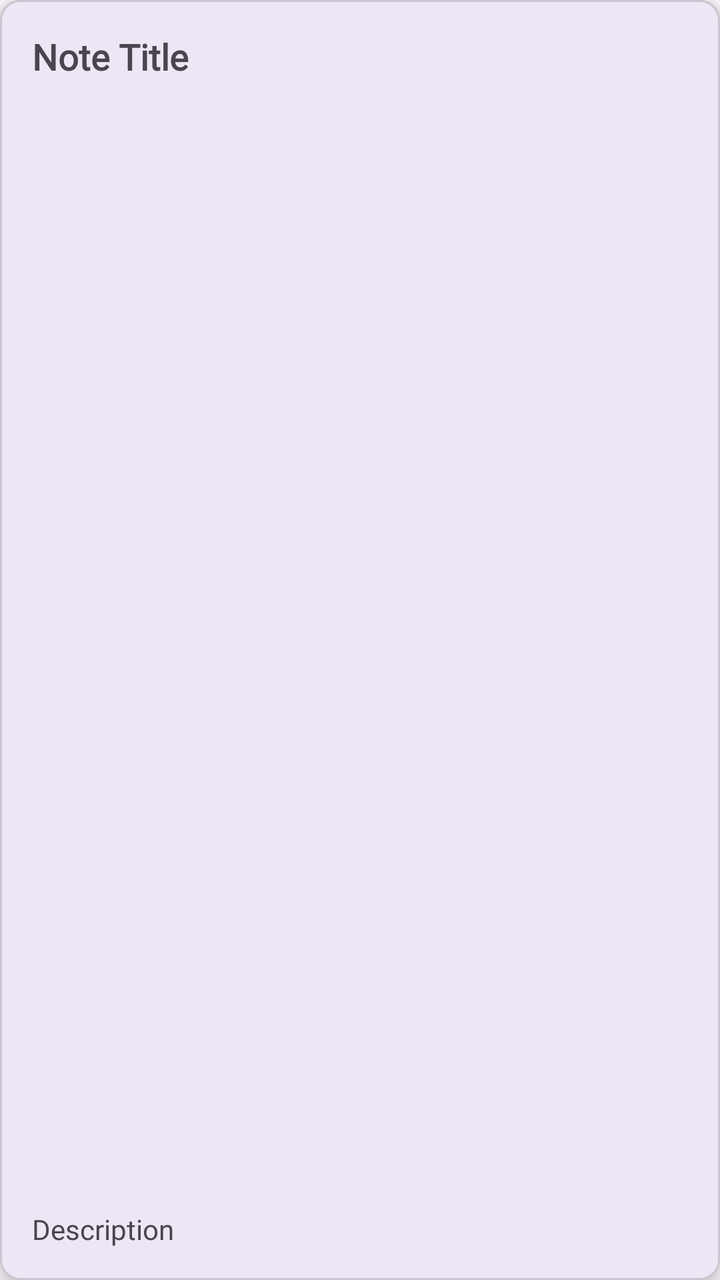
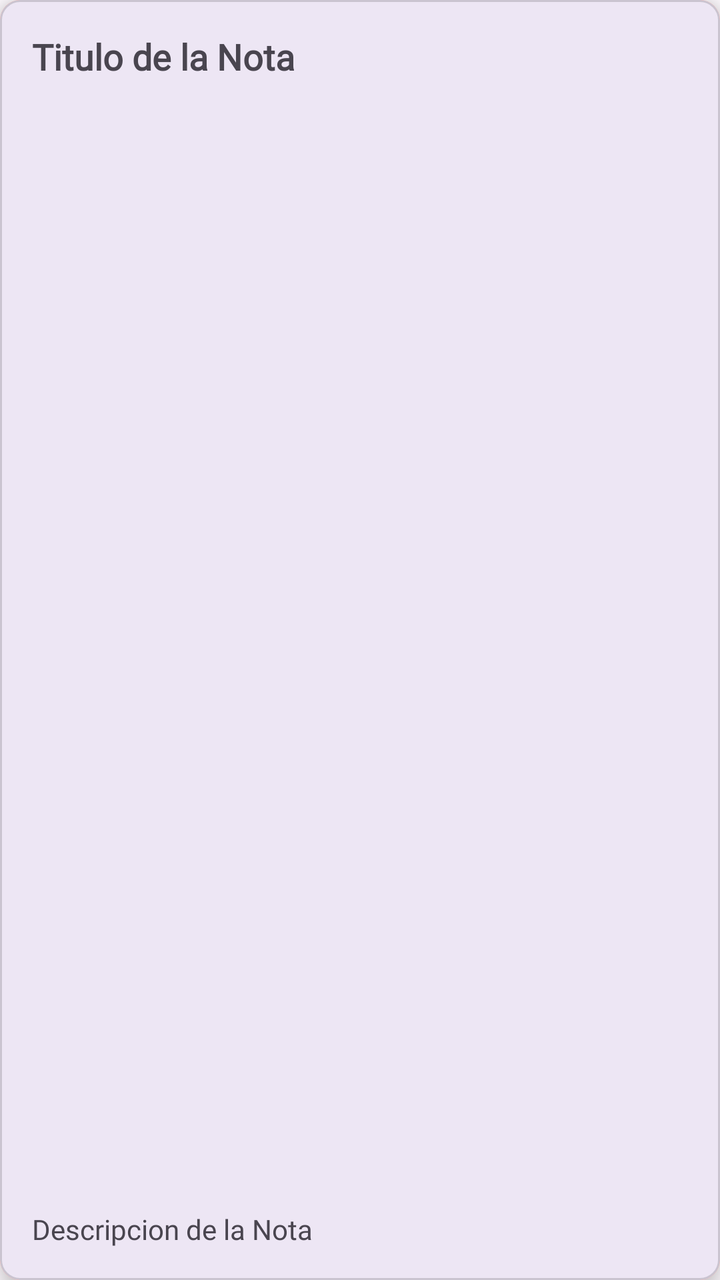

Screens rendered from an Android XML layout before and after an edit, with the pre-edit source and the edit as a unified diff.
<!-- AndroidManifest.xml: application theme AppTheme -->
<!-- res/layout/item_notes.xml -->
<?xml version="1.0" encoding="utf-8"?>
<layout
    xmlns:android="http://schemas.android.com/apk/res/android"
    xmlns:app="http://schemas.android.com/apk/res-auto">
    <com.google.android.material.card.MaterialCardView
        android:layout_width="match_parent"
        android:layout_height="wrap_content"
        android:layout_margin="8dp"
        app:cardElevation="8dp"
        app:cardCornerRadius="10dp">
        <LinearLayout
            android:layout_width="match_parent"
            android:layout_height="match_parent"
            android:orientation="vertical"
            android:background="@drawable/pink_border"
            android:padding="16dp">

            <TextView
                android:id="@+id/noteTitle"
                android:layout_width="match_parent"
                android:layout_height="0dp"
                android:layout_weight="200"

                android:fontFamily="@font/poppins"
                android:text="Note Title"
                android:textSize="18sp"
                android:textStyle="bold" />
            <TextView
                android:layout_width="match_parent"
                android:layout_height="wrap_content"
                android:id="@+id/noteDesc"
                android:layout_marginTop="8dp"
                android:maxHeight="170dp"
                android:text="Description"
                android:textSize="14sp"
                android:fontFamily="@font/poppins"
                />
        </LinearLayout>
    </com.google.android.material.card.MaterialCardView>
</layout>
<!-- resources referenced by this layout -->
<resources>
  <!-- drawable pink_border (drawable) -->
  <?xml version="1.0" encoding="utf-8"?>
  <shape xmlns:android="http://schemas.android.com/apk/res/android"
      android:shape="rectangle">
  
      <stroke
          android:width="1dp"
          android:color="@color/md_theme_dark_error"/>
  
      <corners
          android:radius="8dp"/>
  
  </shape>
  <color name="md_theme_dark_error">#FFB4AB</color>
  <color name="md_theme_light_primary">#6650A4</color>
  <color name="md_theme_light_onPrimary">#FFFFFF</color>
  <color name="md_theme_light_primaryContainer">#E8DDFF</color>
  <color name="md_theme_light_onPrimaryContainer">#21005E</color>
  <color name="md_theme_light_secondary">#815500</color>
  <color name="md_theme_light_onSecondary">#FFFFFF</color>
  <color name="md_theme_light_secondaryContainer">#FFDDB2</color>
  <color name="md_theme_light_onSecondaryContainer">#291800</color>
  <color name="md_theme_light_tertiary">#126D34</color>
  <color name="md_theme_light_onTertiary">#FFFFFF</color>
  <color name="md_theme_light_tertiaryContainer">#A0F6AE</color>
  <color name="md_theme_light_onTertiaryContainer">#00210A</color>
  <color name="md_theme_light_error">#BA1A1A</color>
  <color name="md_theme_light_errorContainer">#FFDAD6</color>
  <color name="md_theme_light_onError">#FFFFFF</color>
  <color name="md_theme_light_onErrorContainer">#410002</color>
  <color name="md_theme_light_background">#FFFBFF</color>
  <color name="md_theme_light_onBackground">#211B00</color>
  <color name="md_theme_light_surface">#FFFBFF</color>
  <color name="md_theme_light_onSurface">#211B00</color>
  <color name="md_theme_light_surfaceVariant">#E6E0EC</color>
  <color name="md_theme_light_onSurfaceVariant">#48454E</color>
  <color name="md_theme_light_outline">#79757F</color>
  <color name="md_theme_light_inverseOnSurface">#FFF1BB</color>
  <color name="md_theme_light_inverseSurface">#393000</color>
  <color name="md_theme_light_inversePrimary">#CEBDFF</color>
  <!-- unchanged entries left out for length: 1 -->
</resources>

<!-- the commit's change to res/layout/item_notes.xml (unified diff, before → after) -->
@@ -20,9 +20,8 @@
                 android:layout_width="match_parent"
                 android:layout_height="0dp"
                 android:layout_weight="200"
-
                 android:fontFamily="@font/poppins"
-                android:text="Note Title"
+                android:text="@string/note_title"
                 android:textSize="18sp"
                 android:textStyle="bold" />
             <TextView
@@ -31,7 +30,7 @@
                 android:id="@+id/noteDesc"
                 android:layout_marginTop="8dp"
                 android:maxHeight="170dp"
-                android:text="Description"
+                android:text="@string/description_note"
                 android:textSize="14sp"
                 android:fontFamily="@font/poppins"
                 />
<!-- resource entries referenced after the edit -->
@@ -13,6 +13,8 @@
           android:radius="8dp"/>
   
   </shape>
+  <string name="description_note">Descripcion de la Nota</string>
+  <string name="note_title">Titulo de la Nota</string>
   <color name="md_theme_dark_error">#FFB4AB</color>
   <color name="md_theme_light_primary">#6650A4</color>
   <color name="md_theme_light_onPrimary">#FFFFFF</color>
